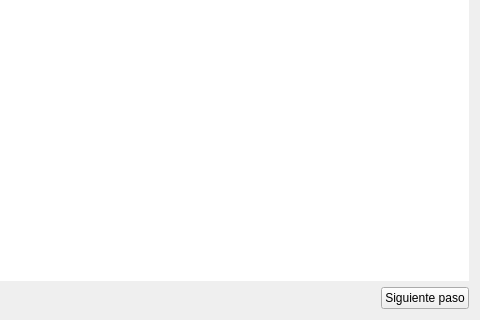
Qt form view/ui/tab_charts_variable.ui (vasha54/apm) before a commit; both pictures show x 381 to 861 and y 151 to 471 of the 861 by 471 pixel window.
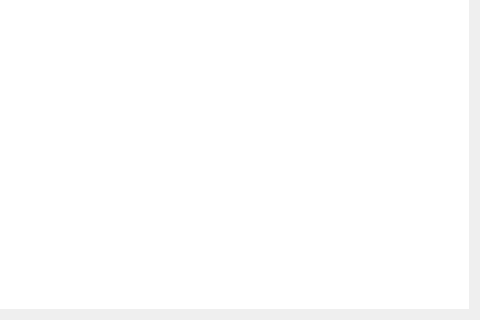
The same form after that commit.

Patch:
```diff
--- a/view/ui/tab_charts_variable.ui
+++ b/view/ui/tab_charts_variable.ui
@@ -48,26 +48,6 @@
      <column/>
     </widget>
    </item>
-   <item row="1" column="0">
-    <spacer name="horizontalSpacer">
-     <property name="orientation">
-      <enum>Qt::Horizontal</enum>
-     </property>
-     <property name="sizeHint" stdset="0">
-      <size>
-       <width>749</width>
-       <height>20</height>
-      </size>
-     </property>
-    </spacer>
-   </item>
-   <item row="1" column="1">
-    <widget class="QPushButton" name="pushButtonNext">
-     <property name="text">
-      <string>Siguiente paso</string>
-     </property>
-    </widget>
-   </item>
   </layout>
  </widget>
  <resources/>
```
